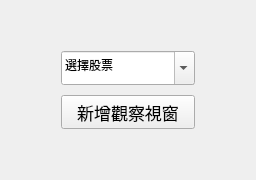
Old version of the form mainUI.ui in the repository Shawn-lung/firstjob.
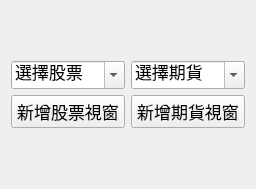
New version of the form.

Commit message:
準備做期貨
馬的

Diff of the .ui file:
```diff
--- a/mainUI.ui
+++ b/mainUI.ui
@@ -16,31 +16,27 @@
     <verstretch>100</verstretch>
    </sizepolicy>
   </property>
+  <property name="font">
+   <font>
+    <pointsize>13</pointsize>
+   </font>
+  </property>
   <property name="windowTitle">
    <string>看股</string>
   </property>
-  <layout class="QVBoxLayout" name="verticalLayout_2">
+  <layout class="QHBoxLayout" name="horizontalLayout">
    <item>
     <layout class="QVBoxLayout" name="verticalLayout">
-     <property name="spacing">
-      <number>10</number>
-     </property>
-     <property name="leftMargin">
-      <number>50</number>
-     </property>
      <property name="topMargin">
-      <number>40</number>
-     </property>
-     <property name="rightMargin">
       <number>50</number>
      </property>
      <property name="bottomMargin">
-      <number>40</number>
+      <number>50</number>
      </property>
      <item>
       <widget class="QComboBox" name="comboBox">
        <property name="sizePolicy">
-        <sizepolicy hsizetype="Preferred" vsizetype="Preferred">
+        <sizepolicy hsizetype="Minimum" vsizetype="Preferred">
          <horstretch>0</horstretch>
          <verstretch>0</verstretch>
         </sizepolicy>
@@ -67,7 +63,46 @@
         </font>
        </property>
        <property name="text">
-        <string>新增觀察視窗</string>
+        <string>新增股票視窗</string>
+       </property>
+      </widget>
+     </item>
+    </layout>
+   </item>
+   <item>
+    <layout class="QVBoxLayout" name="verticalLayout_3">
+     <property name="topMargin">
+      <number>50</number>
+     </property>
+     <property name="bottomMargin">
+      <number>50</number>
+     </property>
+     <item>
+      <widget class="QComboBox" name="futuresComboBox_2">
+       <property name="sizePolicy">
+        <sizepolicy hsizetype="Minimum" vsizetype="Preferred">
+         <horstretch>0</horstretch>
+         <verstretch>0</verstretch>
+        </sizepolicy>
+       </property>
+       <property name="editable">
+        <bool>true</bool>
+       </property>
+       <property name="currentText">
+        <string>選擇期貨</string>
+       </property>
+      </widget>
+     </item>
+     <item>
+      <widget class="QPushButton" name="showFuturesWindowPushButton">
+       <property name="sizePolicy">
+        <sizepolicy hsizetype="Minimum" vsizetype="Preferred">
+         <horstretch>0</horstretch>
+         <verstretch>0</verstretch>
+        </sizepolicy>
+       </property>
+       <property name="text">
+        <string>新增期貨視窗</string>
        </property>
       </widget>
      </item>
```
Left out of the diff: 4 changed lines with no effect on the pictures. The commit also changes 10 other files.
